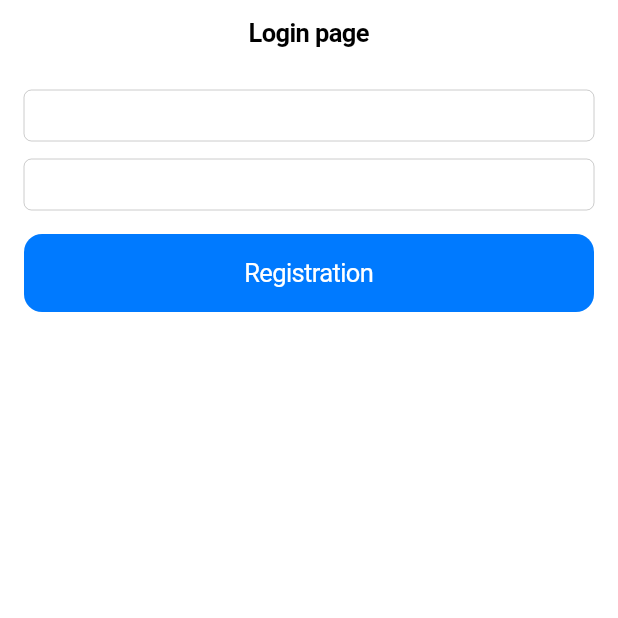
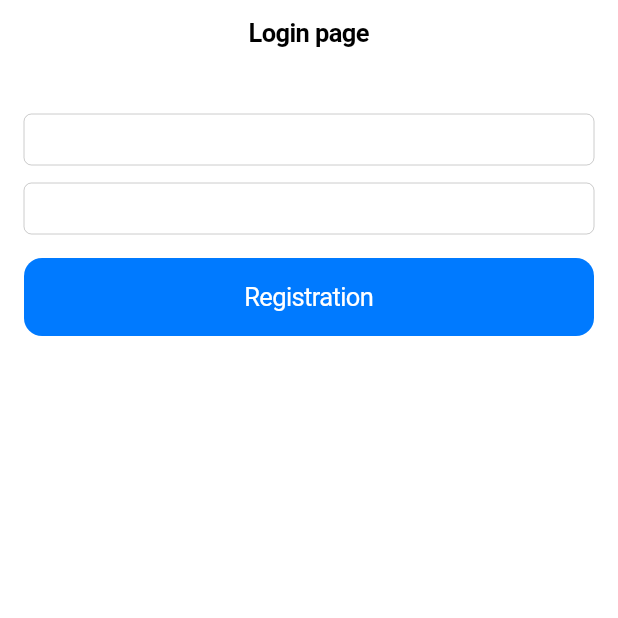
Before and after one commit to mentoster/flutter_getx_hive_template, a Flutter app: the screen it shows after launch, on a phone screen of 412 x 824 dp, the top half of it. Run offline on Flutter 3.47's test engine with Material 2 defaults, Android fonts, the light colour scheme and no system bars; our stand-ins replace get, get_storage, hive, hive_flutter; accounts and stored records are empty.

Commit message:
fix input

```diff
--- a/lib/app/data/services/app_setting_service/app_setting_service.dart
+++ b/lib/app/data/services/app_setting_service/app_setting_service.dart
@@ -20,7 +20,7 @@ class AppSettingService extends GetxService {
       statusBarColor: Themes.theme.barBackgroundColor,
       statusBarIconBrightness: Brightness.dark,
       systemNavigationBarColor: Themes.theme.barBackgroundColor,
-      systemNavigationBarDividerColor: Colors.transparent,
+      systemNavigationBarDividerColor: Themes.theme.barBackgroundColor,
       systemNavigationBarIconBrightness: Brightness.dark,
     ));
   }
--- a/lib/app/ui/pages/login_page/login_page.dart
+++ b/lib/app/ui/pages/login_page/login_page.dart
@@ -15,12 +15,11 @@ class LoginPage extends GetView<LoginController> {
         navigationBar: const CupertinoNavigationBar(
           middle: Text('Login page'),
         ),
+        // resizeToAvoidBottomInset: true,
         child: SafeArea(
-          minimum: const EdgeInsets.all(16),
-          child: SingleChildScrollView(
-            child: Column(
-              mainAxisAlignment: MainAxisAlignment.start,
-              crossAxisAlignment: CrossAxisAlignment.start,
+          child: Padding(
+            padding: const EdgeInsets.all(defaultPadding),
+            child: ListView(
               children: [
                 Obx(() => controller.registered.value == true
                     ? Column(
@@ -61,7 +60,6 @@ class __SignInFormState extends State<_SignInForm> {
       key: widget._key,
       autovalidateMode:
           _autoValidate ? AutovalidateMode.always : AutovalidateMode.disabled,
-      child: SingleChildScrollView(
       child: Column(
         crossAxisAlignment: CrossAxisAlignment.stretch,
         children: <Widget>[
@@ -86,11 +84,7 @@ class __SignInFormState extends State<_SignInForm> {
           CupertinoButton.filled(
               onPressed: _onLoginButtonPressed,
               child: const Text('Registration')),
-            const SizedBox(
-              height: 20,
-            ),
         ],
-        ),
       ),
     );
   }
```
Also changed, not shown: lib/app/ui/pages/bottomnavbar_page/bottomnavbar_page.dart (+6 -7 lines). Lines whose indentation alone changed are shown as unchanged.
